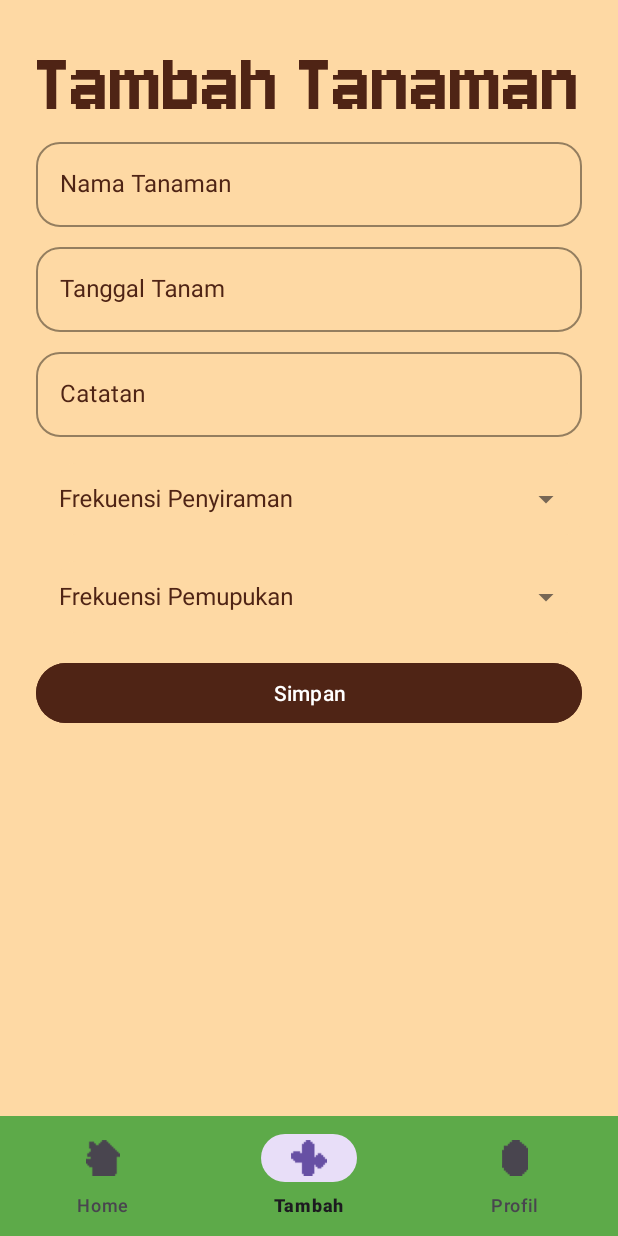
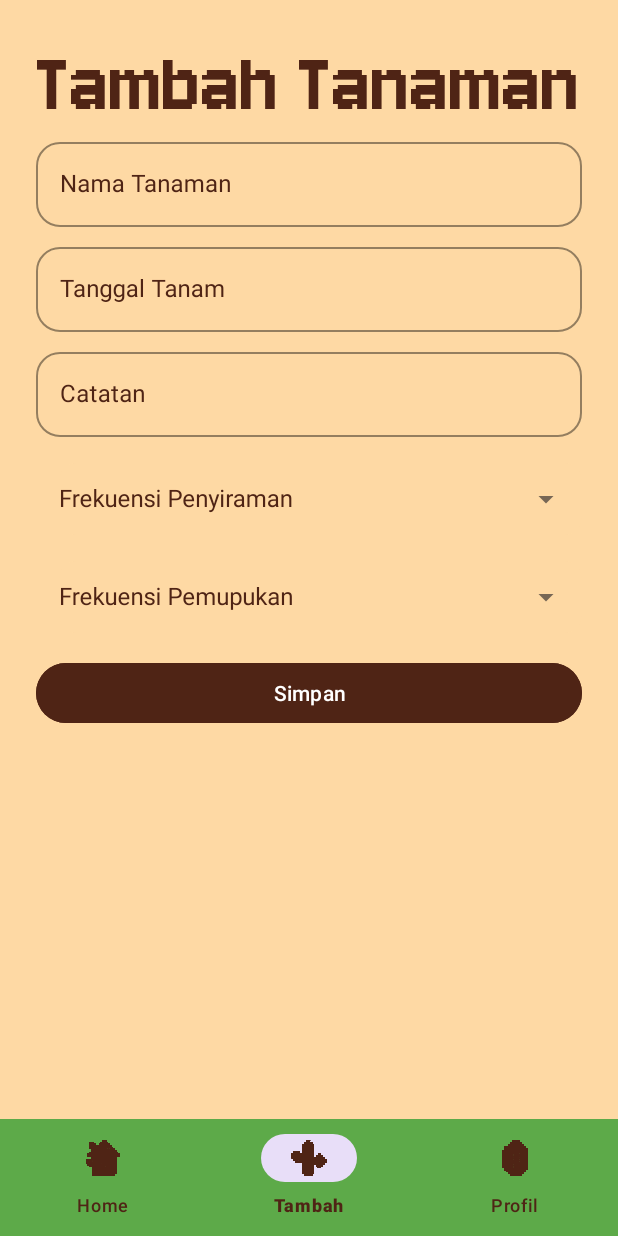
Before and after one commit to Hayunitya/GrowMate, an Android app: the screen it shows after launch once a user with an empty profile is signed in (MainActivity), item 2 of the bottom bar chosen, on a phone screen of 412 x 824 dp. Run offline under Robolectric (Android 15) with nearby library versions, the phone set to English and light mode, and no system bars; our stand-ins replace Firebase (no records; nobody signed in at launch, a user with empty details on screens opened directly), navigation-ui.

Commit message:
update bottomnav

```diff
--- /dev/null
+++ b/app/src/main/res/drawable/bg_bottom_nav_gradient.xml
@@ -0,0 +1,18 @@
+<?xml version="1.0" encoding="utf-8"?>
+<layer-list xmlns:android="http://schemas.android.com/apk/res/android">
+
+    <!-- Bagian atas (tipis) -->
+    <item android:top="0dp" android:bottom="50dp">
+        <shape android:shape="rectangle">
+            <solid android:color="@color/bg"/>
+        </shape>
+    </item>
+
+    <!-- Bagian bawah -->
+    <item android:top="2dp">
+        <shape android:shape="rectangle">
+            <solid android:color="@color/green"/>
+        </shape>
+    </item>
+
+</layer-list>
--- a/app/src/main/res/layout/activity_main.xml
+++ b/app/src/main/res/layout/activity_main.xml
@@ -22,11 +22,15 @@
         android:layout_width="match_parent"
         android:layout_height="wrap_content"
         android:layout_gravity="bottom"
+        android:elevation="8dp"
         app:menu="@menu/bottom_nav_menu"
-        app:itemIconTint="@null"
+        app:itemRippleColor="@color/bg"
+        app:itemIconTint="@color/brown"
+        app:itemTextColor="@color/brown"
+        app:itemTextAppearanceActiveBoldEnabled="true"
         tools:ignore="MissingConstraints"
         app:layout_constraintBottom_toBottomOf="parent"
-        android:background="@color/green"/>
+        android:background="@drawable/bg_bottom_nav_gradient"/>
 
 
 </androidx.constraintlayout.widget.ConstraintLayout>
```
Also changed, not shown: app/src/main/res/drawable/icon01.png, app/src/main/res/drawable/icon02.png, app/src/main/res/drawable/icon03.png.
